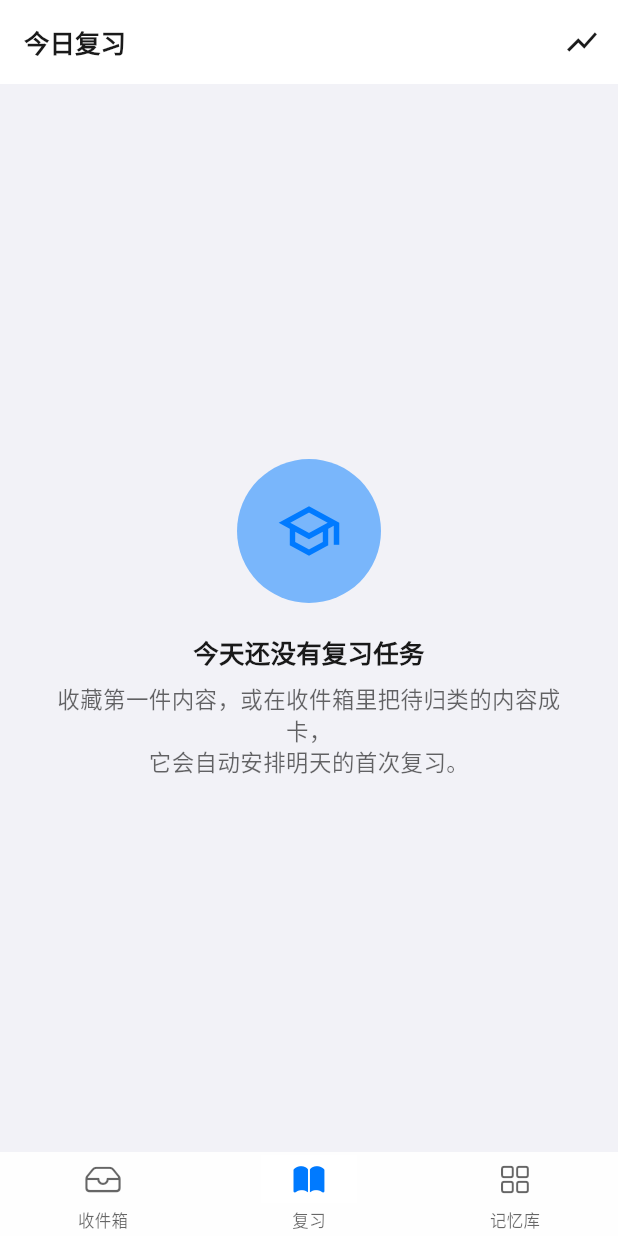
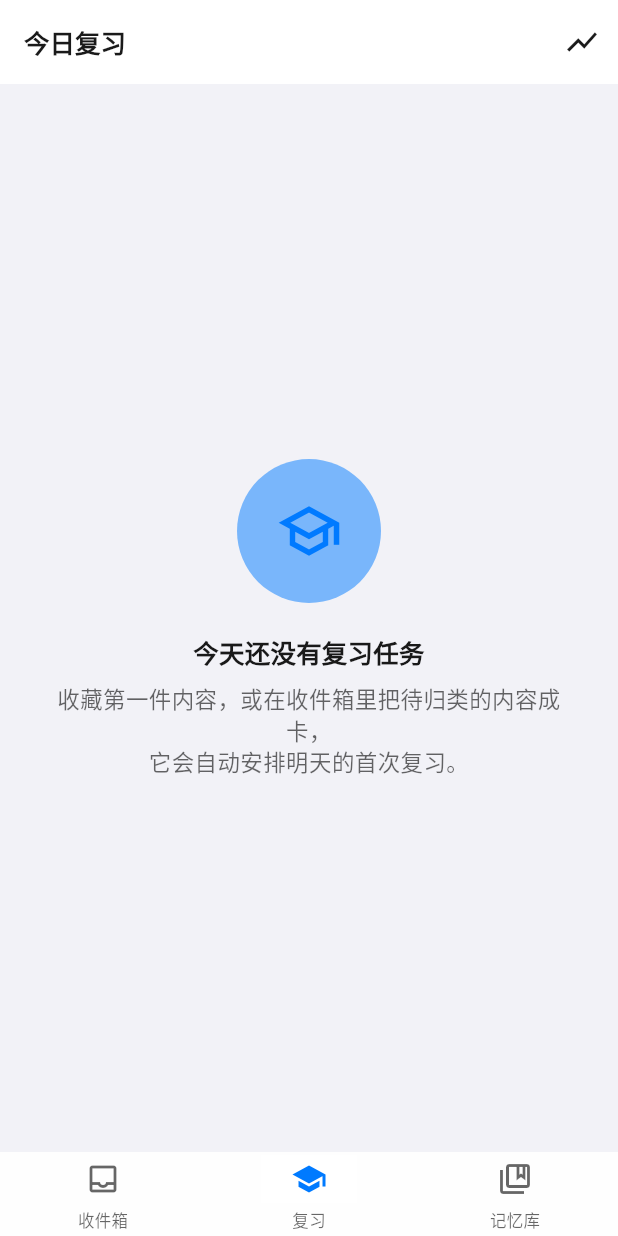
Before and after one commit to luskyle/glean, a Flutter app: the screen it shows after launch, on a phone screen of 412 x 824 dp. Run offline on Flutter 3.47's test engine with Material 3 defaults, Android fonts, the phone set to English and light mode, and no system bars; our stand-ins replace drift, drift_flutter, fl_chart, flutter_riverpod, shared_preferences; accounts and stored records are empty; generated files the repository leaves out were written again.

Commit message:
fix(ui): 侧栏/Tab 图标换回 Material（CupertinoIcons 桌面字体失效）+ 剪贴板提示改紧凑气泡
- 桌面环境 CupertinoIcons 字形未正确加载（书→X 方块、齿轮→扳手），
  全部换回已验证可用的 Material Icons（语义等价）
- 剪贴板「要收藏吗」从全宽横幅改为宽屏居中窄条气泡 + 时长 8s→5s
- analyze 零问题、48 测试全绿

```diff
--- a/lib/features/home/home_shell.dart
+++ b/lib/features/home/home_shell.dart
@@ -1,4 +1,3 @@
-import 'package:flutter/cupertino.dart';
 import 'package:flutter/material.dart';
 import 'package:flutter/services.dart';
 import 'package:flutter_riverpod/flutter_riverpod.dart';
@@ -100,10 +99,16 @@ class _HomeShellState extends ConsumerState<HomeShell>
     ref.read(analyticsProvider).track(AnalyticsEvents.clipboardPromptShown);
     final messenger = ScaffoldMessenger.of(context);
     messenger.hideCurrentSnackBar();
+    // 轻量提示：缩短时长 + 宽屏居中窄条，避免全宽横幅干扰
+    final screenW = MediaQuery.of(context).size.width;
+    const maxBubble = 420.0;
+    final horizontalMargin =
+        screenW > maxBubble ? (screenW - maxBubble) / 2 : 16.0;
     messenger.showSnackBar(
       SnackBar(
         content: const Text('复制了一段内容，要收藏吗？'),
-        duration: const Duration(seconds: 8),
+        duration: const Duration(seconds: 5),
+        margin: EdgeInsets.fromLTRB(horizontalMargin, 0, horizontalMargin, 28),
         action: SnackBarAction(
           label: '收藏',
           onPressed: () async {
@@ -314,18 +319,18 @@ class _HomeShellState extends ConsumerState<HomeShell>
         },
         destinations: const [
           NavigationDestination(
-            icon: Icon(CupertinoIcons.tray),
-            selectedIcon: Icon(CupertinoIcons.tray_fill),
+            icon: Icon(Icons.inbox_outlined),
+            selectedIcon: Icon(Icons.inbox),
             label: '收件箱',
           ),
           NavigationDestination(
-            icon: Icon(CupertinoIcons.book),
-            selectedIcon: Icon(CupertinoIcons.book_fill),
+            icon: Icon(Icons.school_outlined),
+            selectedIcon: Icon(Icons.school),
             label: '复习',
           ),
           NavigationDestination(
-            icon: Icon(CupertinoIcons.square_grid_2x2),
-            selectedIcon: Icon(CupertinoIcons.square_grid_2x2_fill),
+            icon: Icon(Icons.collections_bookmark_outlined),
+            selectedIcon: Icon(Icons.collections_bookmark),
             label: '记忆库',
           ),
         ],
```
Also changed, not shown: lib/features/home/desktop_sidebar.dart (+7 -7 lines).
